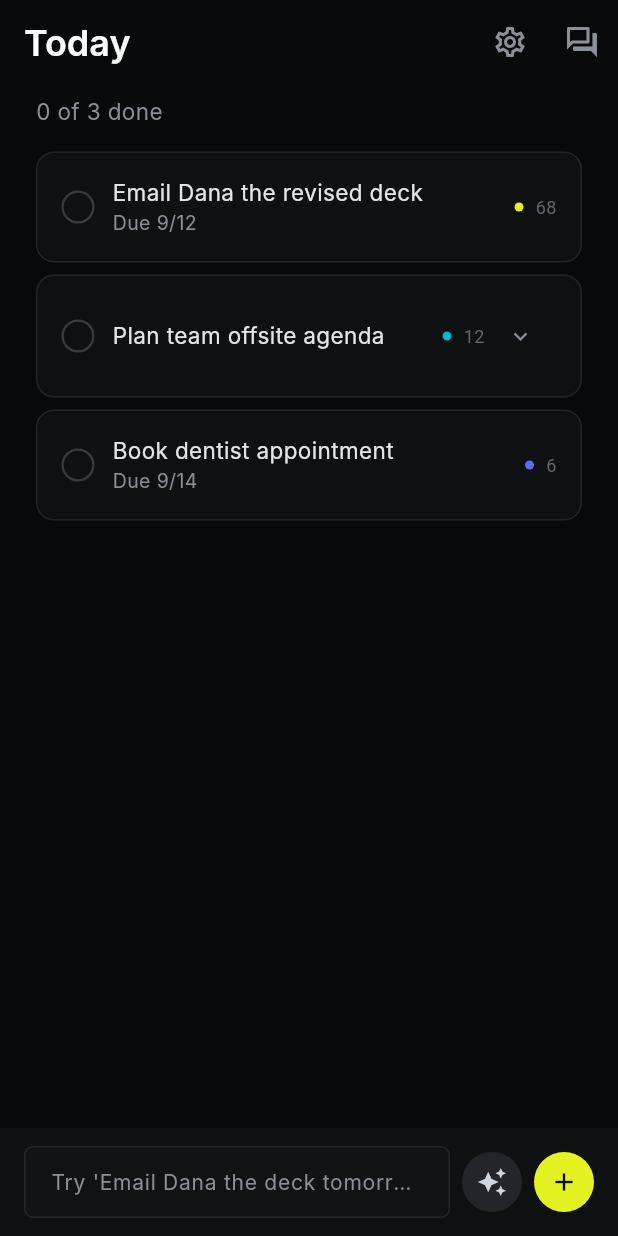
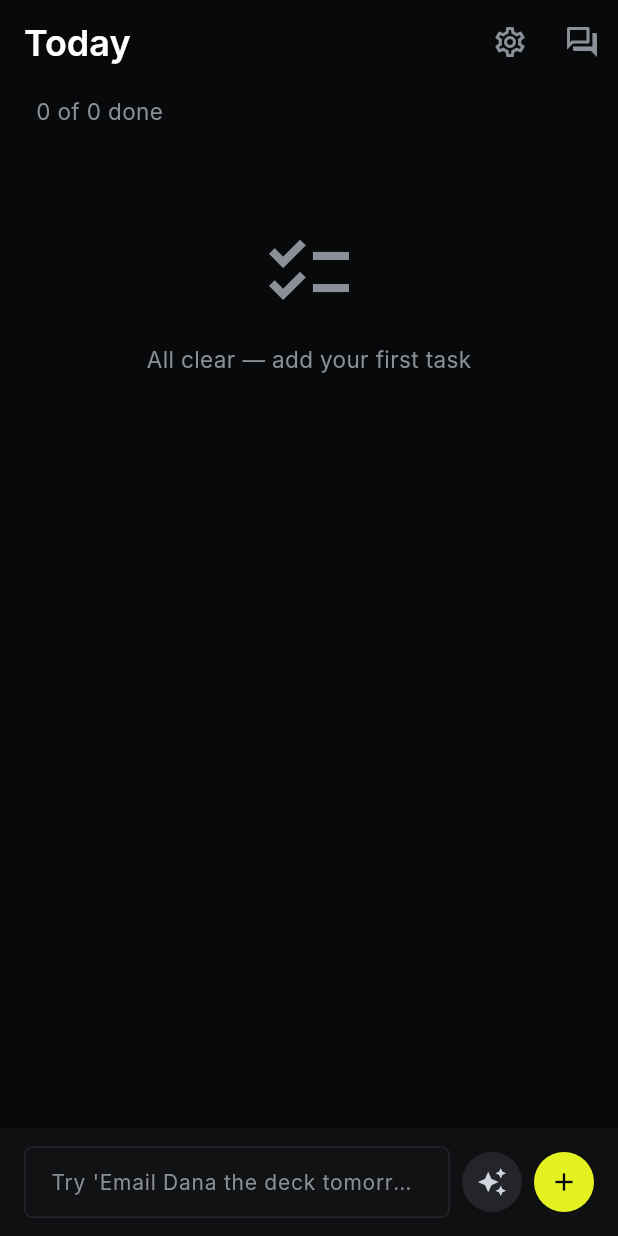
Before and after one commit to Faithmanex/ai-task-manager, a Flutter app: the screen it shows after launch, on a phone screen of 412 x 824 dp. Run offline on Flutter 3.47's test engine with Material 3 defaults, Android fonts, the light colour scheme and no system bars; our stand-ins replace shared_preferences; missing offline and left inert: dart:ffi; Roboto replaces fonts that are missing (Inter, JetBrainsMono).

Commit message:
feat: remove hardcoded fallbacks, wire real Day Pilot via AI gateway, add Jules scheduled tasks

```diff
--- a/lib/controllers/task_controller.dart
+++ b/lib/controllers/task_controller.dart
@@ -20,45 +20,13 @@ class TaskController extends ChangeNotifier {
   bool _loaded = false;
   bool get isLoaded => _loaded;
 
-  /// Load persisted tasks once at startup. Call before first frame.
   Future<void> load() async {
     if (_loaded) return;
     final stored = await _store.load();
-    if (stored.isEmpty) {
-      tasks.addAll(_seedTasks());
-    } else {
-      tasks.addAll(stored);
-    }
+    tasks.addAll(stored);
     _loaded = true;
     notifyListeners();
   }
-
-  List<Task> _seedTasks() => [
-    Task(
-      id: 't1',
-      title: 'Email Dana the revised deck',
-      notes: 'Attach Q3 numbers',
-      dueDate: DateTime.now().add(const Duration(hours: 20)),
-      priority: Priority.high,
-      createdAt: DateTime.now(),
-    ),
-    Task(
-      id: 't2',
-      title: 'Book dentist appointment',
-      dueDate: DateTime.now().add(const Duration(days: 3)),
-      priority: Priority.low,
-      createdAt: DateTime.now().subtract(const Duration(days: 2)),
-    ),
-    Task(
-      id: 't3',
-      title: 'Plan team offsite agenda',
-      subtasks: [
-        Subtask(id: 's1', title: 'Collect topics'),
-        Subtask(id: 's2', title: 'Draft schedule'),
-      ],
-      createdAt: DateTime.now().subtract(const Duration(days: 1)),
-    ),
-  ];
 
   bool get hasGateway => gateway != null;
 
```
Also changed, not shown: lib/services/ai/ai_settings_store.dart (added, +39 -0 lines), lib/ui/screens/chat_screen.dart (+138 -15 lines), lib/ui/screens/home_screen.dart (+6 -2 lines), 3 other files.
